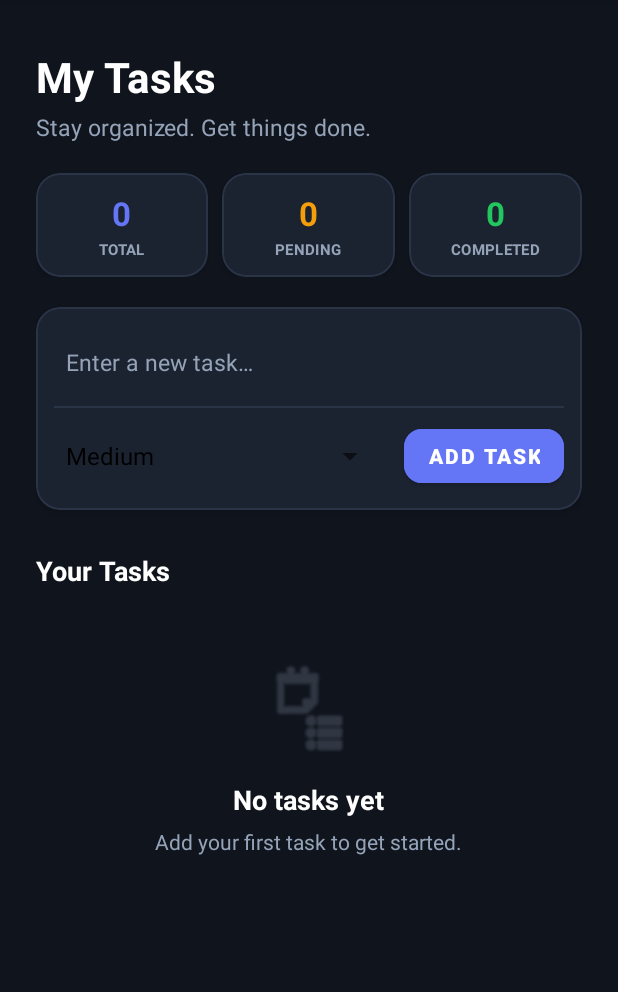
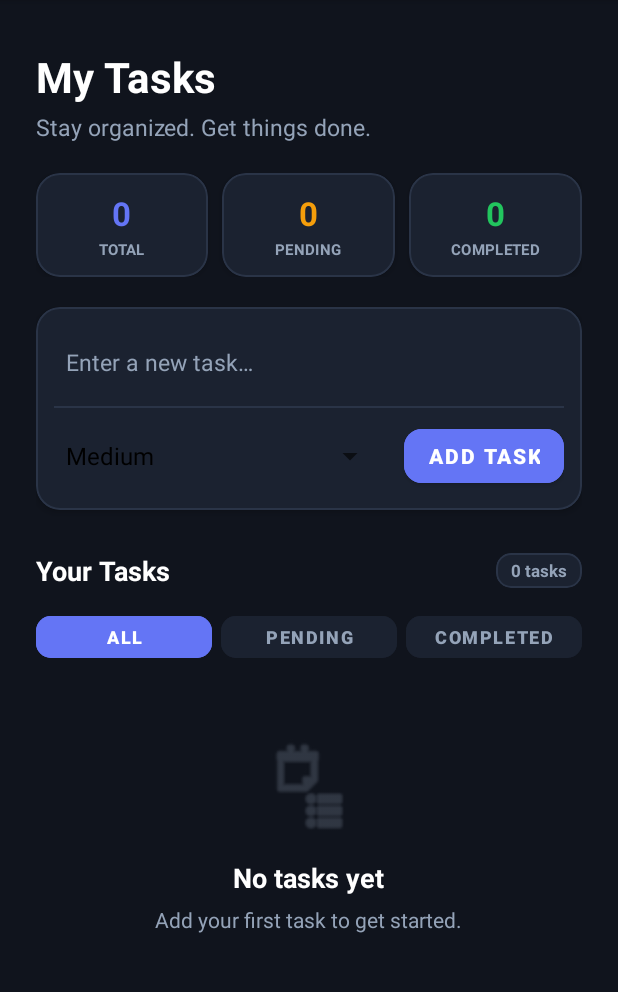
Before and after one commit to zaid-code-max/employee-task-manager, an Android app: the screen it shows after launch (TaskDetailsActivity), after a tap on "OPEN TASK MANAGER", on a phone screen of 412 x 824 dp, the part 84-1076 px from its top. Run offline under Robolectric (Android 15) with nearby library versions, the phone set to English and light mode, and no system bars; our stand-ins replace Room's generated code.

Commit message:
Day 4: Add Task Filter feature (All, Pending, Completed tabs) to Task Details screen

```diff
--- a/app/src/main/java/com/example/employeetaskmanager/TaskDetailsActivity.kt
+++ b/app/src/main/java/com/example/employeetaskmanager/TaskDetailsActivity.kt
@@ -39,6 +39,10 @@ class TaskDetailsActivity : AppCompatActivity() {
         val textViewCompletedCount = findViewById<TextView>(R.id.textViewCompletedCount)
         val textViewTaskCountBadge = findViewById<TextView>(R.id.textViewTaskCountBadge)
 
+        val btnFilterAll = findViewById<Button>(R.id.btnFilterAll)
+        val btnFilterPending = findViewById<Button>(R.id.btnFilterPending)
+        val btnFilterCompleted = findViewById<Button>(R.id.btnFilterCompleted)
+
         val priorities = arrayOf("Low", "Medium", "High")
         val spinnerAdapter = ArrayAdapter(this, android.R.layout.simple_spinner_dropdown_item, priorities)
         spinnerPriority.adapter = spinnerAdapter
@@ -64,6 +68,37 @@ class TaskDetailsActivity : AppCompatActivity() {
         recyclerViewTasks.layoutManager = LinearLayoutManager(this)
         recyclerViewTasks.adapter = taskAdapter
 
+        fun updateFilterButtons(selected: TaskFilter) {
+            val activeColor = getColor(R.color.primary_indigo)
+            val inactiveColor = getColor(R.color.card_dark)
+            val activeText = getColor(R.color.text_white)
+            val inactiveText = getColor(R.color.text_muted)
+
+            btnFilterAll.backgroundTintList = android.content.res.ColorStateList.valueOf(if (selected == TaskFilter.ALL) activeColor else inactiveColor)
+            btnFilterAll.setTextColor(if (selected == TaskFilter.ALL) activeText else inactiveText)
+
+            btnFilterPending.backgroundTintList = android.content.res.ColorStateList.valueOf(if (selected == TaskFilter.PENDING) activeColor else inactiveColor)
+            btnFilterPending.setTextColor(if (selected == TaskFilter.PENDING) activeText else inactiveText)
+
+            btnFilterCompleted.backgroundTintList = android.content.res.ColorStateList.valueOf(if (selected == TaskFilter.COMPLETED) activeColor else inactiveColor)
+            btnFilterCompleted.setTextColor(if (selected == TaskFilter.COMPLETED) activeText else inactiveText)
+        }
+
+        btnFilterAll.setOnClickListener {
+            viewModel.setFilter(TaskFilter.ALL)
+            updateFilterButtons(TaskFilter.ALL)
+        }
+
+        btnFilterPending.setOnClickListener {
+            viewModel.setFilter(TaskFilter.PENDING)
+            updateFilterButtons(TaskFilter.PENDING)
+        }
+
+        btnFilterCompleted.setOnClickListener {
+            viewModel.setFilter(TaskFilter.COMPLETED)
+            updateFilterButtons(TaskFilter.COMPLETED)
+        }
+
         buttonAddTask.setOnClickListener {
             val title = editTextTaskTitle.text.toString()
             val priority = spinnerPriority.selectedItem.toString()
@@ -78,9 +113,9 @@ class TaskDetailsActivity : AppCompatActivity() {
 
         lifecycleScope.launch {
             repeatOnLifecycle(Lifecycle.State.STARTED) {
+                // Collect total tasks for statistics counts
+                launch {
                     viewModel.allTasks.collect { tasks ->
-                    taskAdapter.submitList(tasks)
-
                         val total = tasks.size
                         val completed = tasks.count { it.isCompleted }
                         val pending = total - completed
@@ -89,6 +124,13 @@ class TaskDetailsActivity : AppCompatActivity() {
                         textViewPendingCount.text = pending.toString()
                         textViewCompletedCount.text = completed.toString()
                         textViewTaskCountBadge.text = "$total tasks"
+                    }
+                }
+
+                // Collect filtered tasks for the RecyclerView
+                launch {
+                    viewModel.filteredTasks.collect { tasks ->
+                        taskAdapter.submitList(tasks)
 
                         if (tasks.isEmpty()) {
                             recyclerViewTasks.visibility = View.GONE
@@ -102,3 +144,4 @@ class TaskDetailsActivity : AppCompatActivity() {
             }
         }
     }
+}
--- a/app/src/main/java/com/example/employeetaskmanager/TaskViewModel.kt
+++ b/app/src/main/java/com/example/employeetaskmanager/TaskViewModel.kt
@@ -2,18 +2,43 @@ package com.example.employeetaskmanager
 
 import androidx.lifecycle.ViewModel
 import androidx.lifecycle.viewModelScope
+import kotlinx.coroutines.flow.MutableStateFlow
 import kotlinx.coroutines.flow.SharingStarted
 import kotlinx.coroutines.flow.StateFlow
+import kotlinx.coroutines.flow.combine
 import kotlinx.coroutines.flow.stateIn
 import kotlinx.coroutines.launch
 
+enum class TaskFilter {
+    ALL, PENDING, COMPLETED
+}
+
 class TaskViewModel(private val repository: TaskRepository) : ViewModel() {
+
+    private val _currentFilter = MutableStateFlow(TaskFilter.ALL)
+    val currentFilter: StateFlow<TaskFilter> = _currentFilter
 
     val allTasks: StateFlow<List<TaskEntity>> = repository.allTasks.stateIn(
         scope = viewModelScope,
         started = SharingStarted.Eagerly,
         initialValue = emptyList()
     )
+
+    val filteredTasks: StateFlow<List<TaskEntity>> = combine(repository.allTasks, _currentFilter) { tasks, filter ->
+        when (filter) {
+            TaskFilter.ALL -> tasks
+            TaskFilter.PENDING -> tasks.filter { !it.isCompleted }
+            TaskFilter.COMPLETED -> tasks.filter { it.isCompleted }
+        }
+    }.stateIn(
+        scope = viewModelScope,
+        started = SharingStarted.Eagerly,
+        initialValue = emptyList()
+    )
+
+    fun setFilter(filter: TaskFilter) {
+        _currentFilter.value = filter
+    }
 
     fun insertTask(title: String, priority: String = "Medium") {
         if (title.isBlank()) return
--- a/app/src/main/res/layout/activity_task_details.xml
+++ b/app/src/main/res/layout/activity_task_details.xml
@@ -286,7 +286,76 @@
                 app:cardCornerRadius="10dp"
                 app:cardElevation="0dp"
                 app:strokeColor="@color/card_stroke"
-                app:strokeWidth="1dp"/>
+                app:strokeWidth="1dp">
+
+                <TextView
+                    android:id="@+id/textViewTaskCountBadge"
+                    android:layout_width="wrap_content"
+                    android:layout_height="wrap_content"
+                    android:paddingStart="10dp"
+                    android:paddingTop="4dp"
+                    android:paddingEnd="10dp"
+                    android:paddingBottom="4dp"
+                    android:text="0 tasks"
+                    android:textColor="@color/text_muted"
+                    android:textSize="11sp"
+                    android:textStyle="bold" />
+
+            </com.google.android.material.card.MaterialCardView>
+
+        </LinearLayout>
+
+        <!-- Filter Tabs (All, Pending, Completed) -->
+        <LinearLayout
+            android:id="@+id/layoutFilterTabs"
+            android:layout_width="0dp"
+            android:layout_height="wrap_content"
+            android:layout_marginTop="12dp"
+            android:orientation="horizontal"
+            android:weightSum="3"
+            app:layout_constraintEnd_toEndOf="parent"
+            app:layout_constraintStart_toStartOf="parent"
+            app:layout_constraintTop_toBottomOf="@+id/layoutSectionHeader">
+
+            <Button
+                android:id="@+id/btnFilterAll"
+                android:layout_width="0dp"
+                android:layout_height="40dp"
+                android:layout_weight="1"
+                android:layout_marginEnd="4dp"
+                android:backgroundTint="@color/primary_indigo"
+                android:text="All"
+                android:textColor="@color/text_white"
+                android:textSize="12sp"
+                android:textStyle="bold"
+                app:cornerRadius="10dp" />
+
+            <Button
+                android:id="@+id/btnFilterPending"
+                android:layout_width="0dp"
+                android:layout_height="40dp"
+                android:layout_weight="1"
+                android:layout_marginStart="2dp"
+                android:layout_marginEnd="2dp"
+                android:backgroundTint="@color/card_dark"
+                android:text="Pending"
+                android:textColor="@color/text_muted"
+                android:textSize="12sp"
+                android:textStyle="bold"
+                app:cornerRadius="10dp" />
+
+            <Button
+                android:id="@+id/btnFilterCompleted"
+                android:layout_width="0dp"
+                android:layout_height="40dp"
+                android:layout_weight="1"
+                android:layout_marginStart="4dp"
+                android:backgroundTint="@color/card_dark"
+                android:text="Completed"
+                android:textColor="@color/text_muted"
+                android:textSize="12sp"
+                android:textStyle="bold"
+                app:cornerRadius="10dp" />
 
         </LinearLayout>
 
@@ -298,7 +367,7 @@
             android:nestedScrollingEnabled="false"
             app:layout_constraintEnd_toEndOf="parent"
             app:layout_constraintStart_toStartOf="parent"
-            app:layout_constraintTop_toBottomOf="@id/layoutSectionHeader" />
+            app:layout_constraintTop_toBottomOf="@id/layoutFilterTabs" />
 
         <LinearLayout
             android:id="@+id/textViewEmptyState"
@@ -310,7 +379,7 @@
             android:visibility="gone"
             app:layout_constraintEnd_toEndOf="parent"
             app:layout_constraintStart_toStartOf="parent"
-            app:layout_constraintTop_toBottomOf="@id/layoutSectionHeader">
+            app:layout_constraintTop_toBottomOf="@id/layoutFilterTabs">
 
             <ImageView
                 android:layout_width="64dp"
```
Lines whose indentation alone changed are shown as unchanged.
